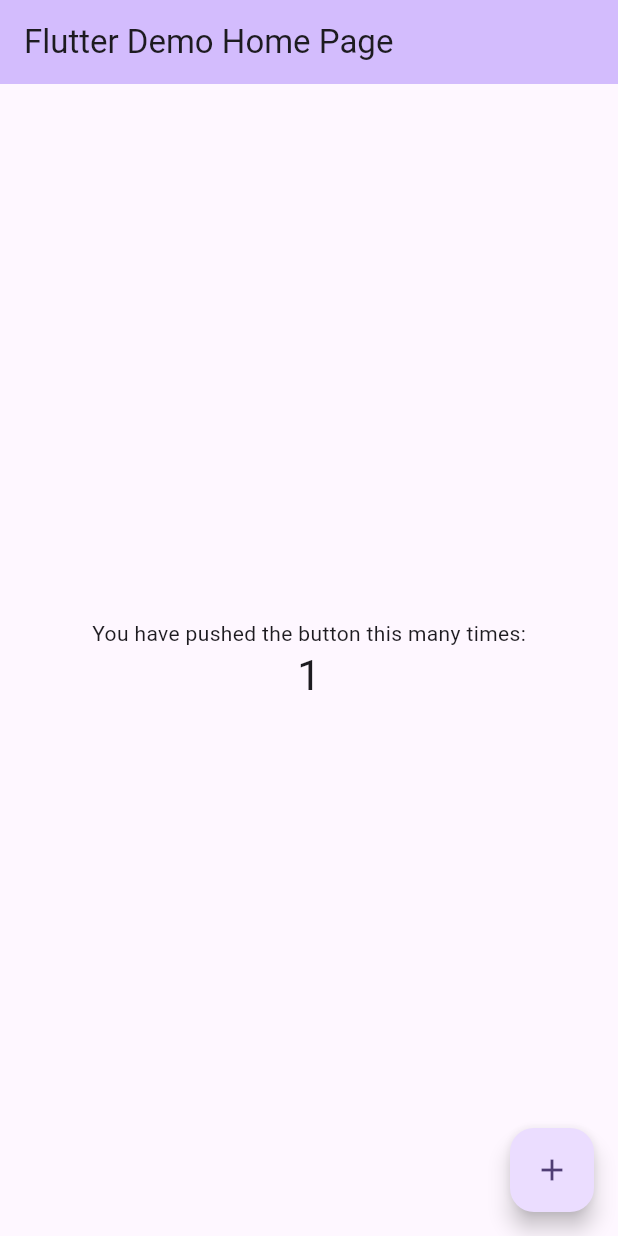
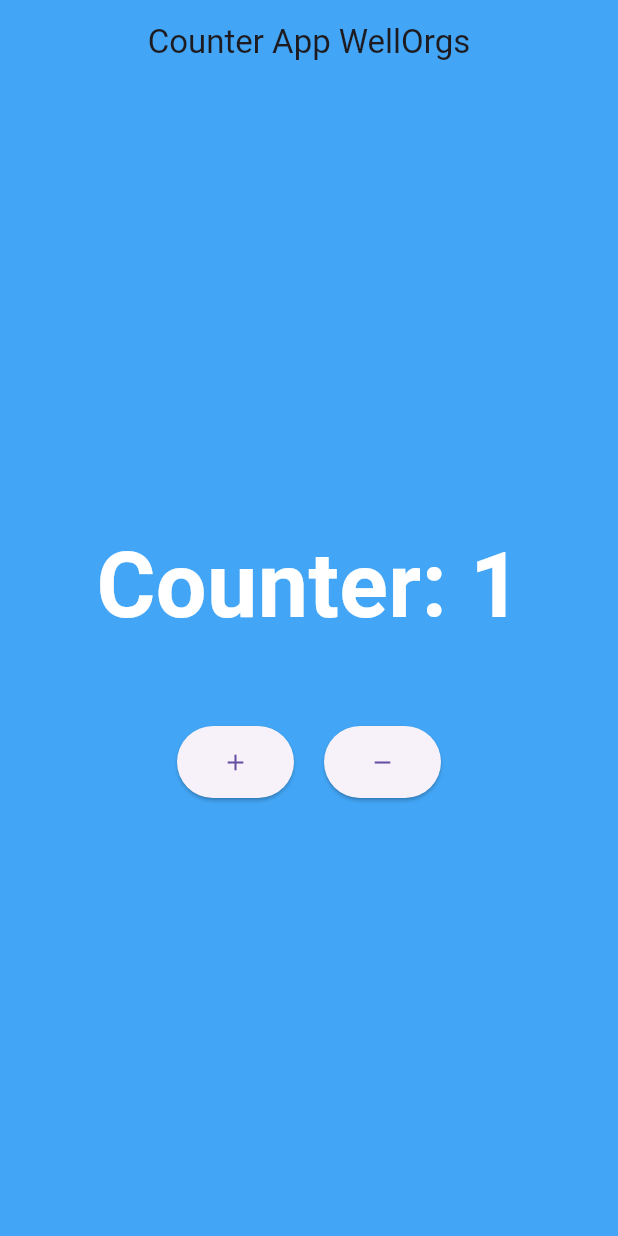
Before and after one commit to Amalrajkpw/counter_app_wellOrgs, a Flutter app: the screen it shows after launch, after a tap on the "add" icon, on a phone screen of 412 x 824 dp. Run offline on Flutter 3.47's test engine with Material 3 defaults, Android fonts, the phone set to English and light mode, and no system bars; our stand-ins replace get.

Commit message:
final commit

```diff
--- /dev/null
+++ b/lib/controller/counter_controller.dart
@@ -0,0 +1,13 @@
+import 'package:get/get.dart';
+
+class CounterController extends GetxController {
+  var count = 0.obs;
+
+  void increment() {
+    count++;
+  }
+
+  void decrement() {
+    count--;
+  }
+}
--- a/lib/main.dart
+++ b/lib/main.dart
@@ -1,125 +1,22 @@
+import 'package:counter_app_wellorgs/view/counter_screen.dart';
 import 'package:flutter/material.dart';
+import 'package:get/get_navigation/src/root/get_material_app.dart';
 
 void main() {
-  runApp(const MyApp());
+  runApp(const CounterApp());
 }
 
-class MyApp extends StatelessWidget {
-  const MyApp({super.key});
+class CounterApp extends StatelessWidget {
+  const CounterApp({super.key});
 
-  // This widget is the root of your application.
   @override
   Widget build(BuildContext context) {
-    return MaterialApp(
-      title: 'Flutter Demo',
+    return GetMaterialApp(
+      debugShowCheckedModeBanner: false,
       theme: ThemeData(
-        // This is the theme of your application.
-        //
-        // TRY THIS: Try running your application with "flutter run". You'll see
-        // the application has a purple toolbar. Then, without quitting the app,
-        // try changing the seedColor in the colorScheme below to Colors.green
-        // and then invoke "hot reload" (save your changes or press the "hot
-        // reload" button in a Flutter-supported IDE, or press "r" if you used
-        // the command line to start the app).
-        //
-        // Notice that the counter didn't reset back to zero; the application
-        // state is not lost during the reload. To reset the state, use hot
-        // restart instead.
-        //
-        // This works for code too, not just values: Most code changes can be
-        // tested with just a hot reload.
-        colorScheme: ColorScheme.fromSeed(seedColor: Colors.deepPurple),
-        useMaterial3: true,
+        primarySwatch: Colors.blue,
       ),
-      home: const MyHomePage(title: 'Flutter Demo Home Page'),
+      home: CounterScreen(),
     );
   }
 }
-
-class MyHomePage extends StatefulWidget {
-  const MyHomePage({super.key, required this.title});
-
-  // This widget is the home page of your application. It is stateful, meaning
-  // that it has a State object (defined below) that contains fields that affect
-  // how it looks.
-
-  // This class is the configuration for the state. It holds the values (in this
-  // case the title) provided by the parent (in this case the App widget) and
-  // used by the build method of the State. Fields in a Widget subclass are
-  // always marked "final".
-
-  final String title;
-
-  @override
-  State<MyHomePage> createState() => _MyHomePageState();
-}
-
-class _MyHomePageState extends State<MyHomePage> {
-  int _counter = 0;
-
-  void _incrementCounter() {
-    setState(() {
-      // This call to setState tells the Flutter framework that something has
-      // changed in this State, which causes it to rerun the build method below
-      // so that the display can reflect the updated values. If we changed
-      // _counter without calling setState(), then the build method would not be
-      // called again, and so nothing would appear to happen.
-      _counter++;
-    });
-  }
-
-  @override
-  Widget build(BuildContext context) {
-    // This method is rerun every time setState is called, for instance as done
-    // by the _incrementCounter method above.
-    //
-    // The Flutter framework has been optimized to make rerunning build methods
-    // fast, so that you can just rebuild anything that needs updating rather
-    // than having to individually change instances of widgets.
-    return Scaffold(
-      appBar: AppBar(
-        // TRY THIS: Try changing the color here to a specific color (to
-        // Colors.amber, perhaps?) and trigger a hot reload to see the AppBar
-        // change color while the other colors stay the same.
-        backgroundColor: Theme.of(context).colorScheme.inversePrimary,
-        // Here we take the value from the MyHomePage object that was created by
-        // the App.build method, and use it to set our appbar title.
-        title: Text(widget.title),
-      ),
-      body: Center(
-        // Center is a layout widget. It takes a single child and positions it
-        // in the middle of the parent.
-        child: Column(
-          // Column is also a layout widget. It takes a list of children and
-          // arranges them vertically. By default, it sizes itself to fit its
-          // children horizontally, and tries to be as tall as its parent.
-          //
-          // Column has various properties to control how it sizes itself and
-          // how it positions its children. Here we use mainAxisAlignment to
-          // center the children vertically; the main axis here is the vertical
-          // axis because Columns are vertical (the cross axis would be
-          // horizontal).
-          //
-          // TRY THIS: Invoke "debug painting" (choose the "Toggle Debug Paint"
-          // action in the IDE, or press "p" in the console), to see the
-          // wireframe for each widget.
-          mainAxisAlignment: MainAxisAlignment.center,
-          children: <Widget>[
-            const Text(
-              'You have pushed the button this many times:',
-            ),
-            Text(
-              '$_counter',
-              style: Theme.of(context).textTheme.headlineMedium,
-            ),
-          ],
-        ),
-      ),
-      floatingActionButton: FloatingActionButton(
-        onPressed: _incrementCounter,
-        tooltip: 'Increment',
-        child: const Icon(Icons.add),
-      ), // This trailing comma makes auto-formatting nicer for build methods.
-    );
-  }
-}
--- /dev/null
+++ b/lib/view/counter_screen.dart
@@ -0,0 +1,53 @@
+import 'package:counter_app_wellorgs/view/widget/action_buttons.dart';
+import 'package:flutter/material.dart';
+import 'package:get/get.dart';
+
+import '../controller/counter_controller.dart';
+
+class CounterScreen extends StatelessWidget {
+  final CounterController counterController = Get.put(CounterController());
+
+  CounterScreen({super.key});
+
+  @override
+  Widget build(BuildContext context) {
+    return Scaffold(
+      backgroundColor: Colors.blue.shade400,
+      appBar: AppBar(
+        title: const Text('Counter App WellOrgs'),
+        centerTitle: true,
+        backgroundColor: Colors.transparent,
+      ),
+      body: Center(
+        child: Column(
+          mainAxisAlignment: MainAxisAlignment.center,
+          children: <Widget>[
+            Obx(
+              () => Text(
+                'Counter: ${counterController.count}',
+                style: const TextStyle(
+                  fontSize: 60,
+                  fontWeight: FontWeight.bold,
+                  color: Colors.white,
+                ),
+              ),
+            ),
+            const SizedBox(height: 50),
+            Row(
+              mainAxisAlignment: MainAxisAlignment.center,
+              children: [
+                ActionButton(
+                    onPressed: counterController.increment,
+                    icon: const Icon(Icons.add)),
+                const SizedBox(width: 20),
+                ActionButton(
+                    onPressed: counterController.decrement,
+                    icon: const Icon(Icons.remove)),
+              ],
+            ),
+          ],
+        ),
+      ),
+    );
+  }
+}
--- /dev/null
+++ b/lib/view/widget/action_buttons.dart
@@ -0,0 +1,19 @@
+import 'package:flutter/material.dart';
+
+class ActionButton extends StatelessWidget {
+  final VoidCallback onPressed;
+  final Icon icon;
+
+  const ActionButton({super.key, required this.onPressed, required this.icon});
+
+  @override
+  Widget build(BuildContext context) {
+    return ElevatedButton(
+      onPressed: onPressed,
+      style: ElevatedButton.styleFrom(
+        padding: const EdgeInsets.symmetric(horizontal: 30, vertical: 15),
+      ),
+      child: icon,
+    );
+  }
+}
```
Also changed, not shown: pubspec.yaml (+7 -43 lines), pubspec.lock, 1 other file.
